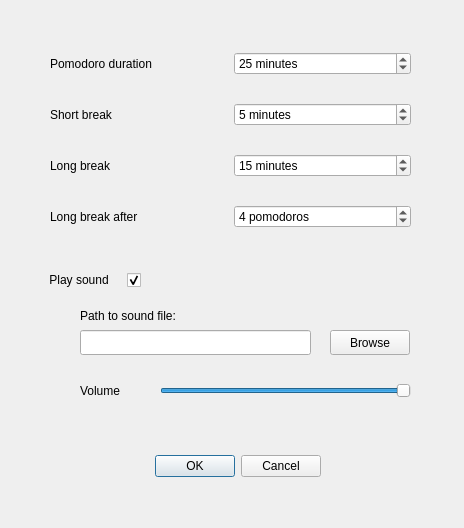
Qt form qt_gui/ui/settings.ui (ravenvz/SprintTimer) before a commit.
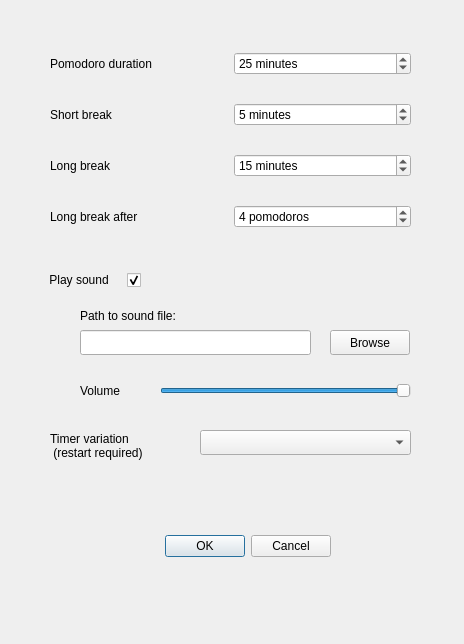
The same form after that commit. Icons and pictures are not drawn.

Commit message: Add setting to change timer flavour

Patch:
```diff
--- a/qt_gui/ui/settings.ui
+++ b/qt_gui/ui/settings.ui
@@ -7,7 +7,7 @@
     <x>0</x>
     <y>0</y>
     <width>464</width>
-    <height>528</height>
+    <height>644</height>
    </rect>
   </property>
   <property name="windowTitle">
@@ -20,8 +20,8 @@
   <widget class="QDialogButtonBox" name="buttonBox">
    <property name="geometry">
     <rect>
-     <x>-20</x>
-     <y>450</y>
+     <x>-10</x>
+     <y>530</y>
      <width>341</width>
      <height>32</height>
     </rect>
@@ -260,6 +260,30 @@
     <string>Browse</string>
    </property>
   </widget>
+  <widget class="QLabel" name="label_6">
+   <property name="geometry">
+    <rect>
+     <x>50</x>
+     <y>430</y>
+     <width>111</width>
+     <height>31</height>
+    </rect>
+   </property>
+   <property name="text">
+    <string>Timer variation
+ (restart required)</string>
+   </property>
+  </widget>
+  <widget class="QComboBox" name="cbxTimerVariation">
+   <property name="geometry">
+    <rect>
+     <x>200</x>
+     <y>430</y>
+     <width>211</width>
+     <height>25</height>
+    </rect>
+   </property>
+  </widget>
  </widget>
  <resources>
   <include location="../resources/resources.qrc"/>
```
The commit also changes 6 other files.
